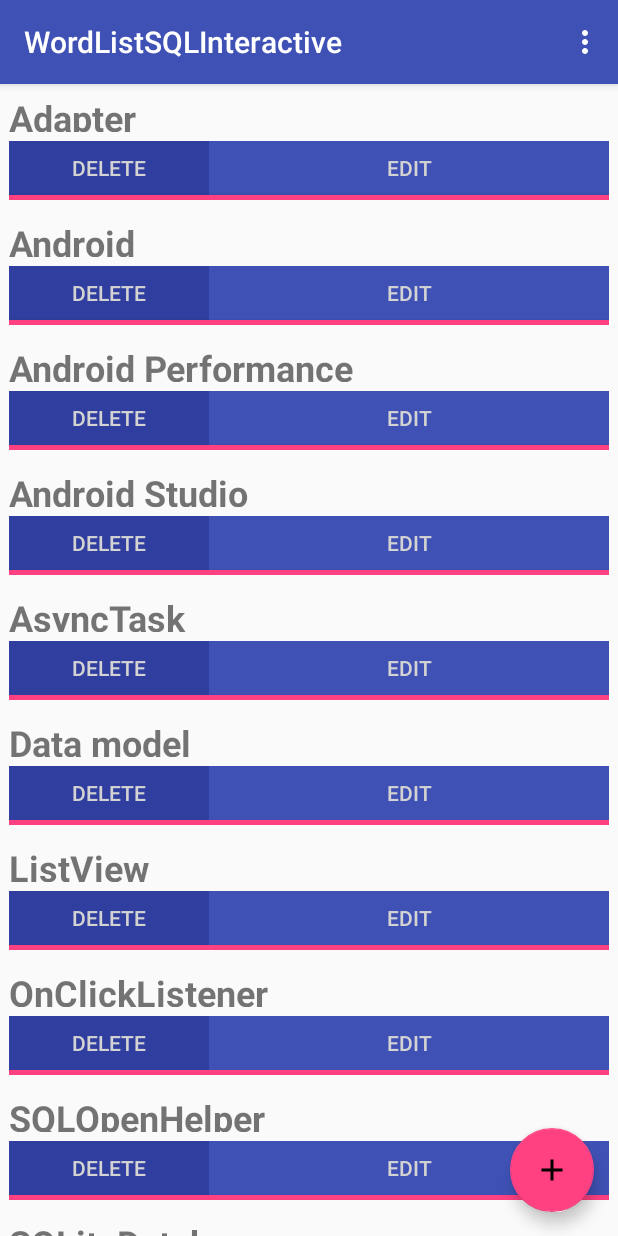
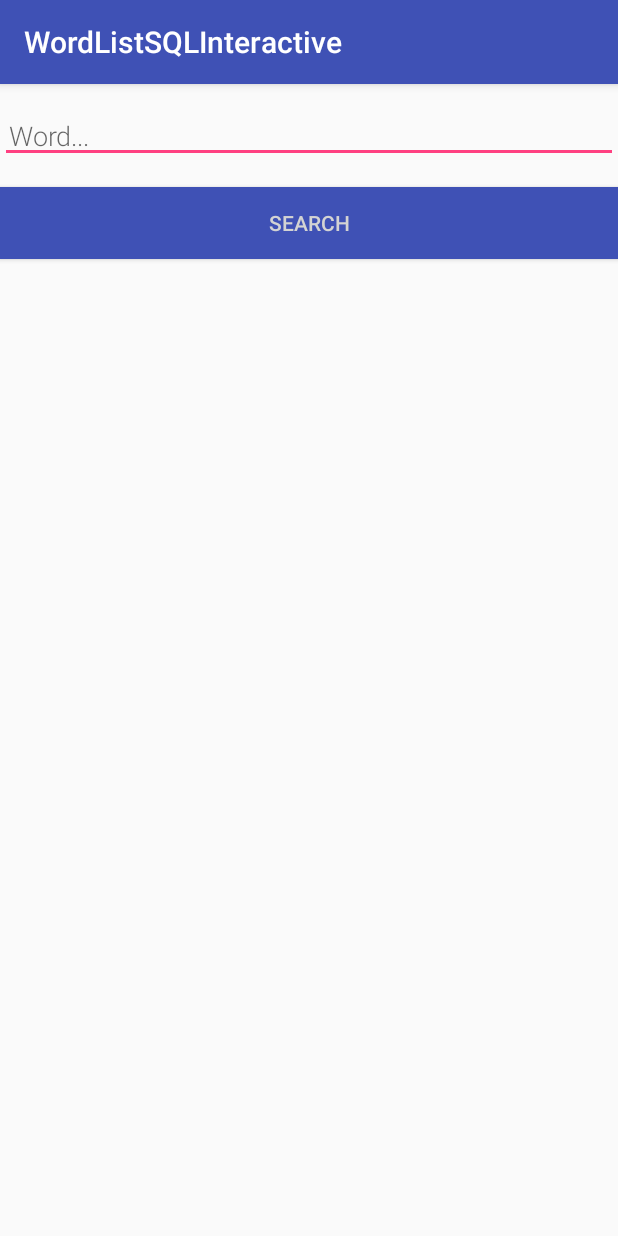
Before and after one commit to Cvigara27/WordList, an Android app: the screen it shows after launch (MainActivity before the commit, SearchWordActivity after it), in the options menu, after a tap on "Search...", on a phone screen of 412 x 824 dp. Run offline under Robolectric (Android 15) with nearby library versions, the phone set to English and light mode, and no system bars.

Commit message:
Added search

```diff
--- a/app/src/main/AndroidManifest.xml
+++ b/app/src/main/AndroidManifest.xml
@@ -23,6 +23,7 @@ limitations under the License. -->
         android:label="@string/app_name"
         android:supportsRtl="true"
         android:theme="@style/AppTheme">
+        <activity android:name=".SearchWordActivity"/>
         <activity android:name=".MainActivity">
             <intent-filter>
                 <action android:name="android.intent.action.MAIN" />
--- a/app/src/main/java/com/android/example/wordlistsql/MainActivity.java
+++ b/app/src/main/java/com/android/example/wordlistsql/MainActivity.java
@@ -84,6 +84,8 @@ public class MainActivity extends AppCompatActivity {
     public boolean onOptionsItemSelected(MenuItem item) {
         switch (item.getItemId()) {
             case R.id.action_search:
+                Intent intent = new Intent(getBaseContext(), SearchWordActivity.class);
+                startActivity(intent);
                 return true;
         }
         return super.onOptionsItemSelected(item);
--- /dev/null
+++ b/app/src/main/java/com/android/example/wordlistsql/SearchWordActivity.java
@@ -0,0 +1,75 @@
+package com.android.example.wordlistsql;
+
+import android.content.Intent;
+import android.database.Cursor;
+import android.os.Bundle;
+import androidx.appcompat.app.AppCompatActivity;
+import android.view.View;
+import android.widget.EditText;
+import android.widget.TextView;
+
+
+/**
+ * Activity to edit an existing or create a new word.
+ */
+public class SearchWordActivity extends AppCompatActivity {
+
+    private static final String TAG = EditWordActivity.class.getSimpleName();
+
+
+    private TextView mTextView;
+    private EditText mEditWordView;
+    private WordListOpenHelper mDB;
+
+
+
+    // Unique tag for the intent reply.
+    public static final String EXTRA_REPLY = "com.example.android.wordlistsql.REPLY";
+
+    int mId = MainActivity.WORD_ADD;
+
+    @Override
+    public void onCreate(Bundle savedInstanceState) {
+        super.onCreate(savedInstanceState);
+        setContentView(R.layout.search_layout);
+
+        mEditWordView = ((EditText)findViewById(R.id.search_word));
+        mTextView = ((TextView) findViewById(R.id.search_result));
+        mDB = new WordListOpenHelper(this);
+    }
+
+    /**
+     *  Click handler for the Save button.
+     *  Creates a new intent for the reply, adds the reply message to it as an extra,
+     *  sets the intent result, and closes the activity.
+     */
+    public void returnReply(View view) {
+        String word = ((EditText) findViewById(R.id.edit_word)).getText().toString();
+
+        Intent replyIntent = new Intent();
+        replyIntent.putExtra(EXTRA_REPLY, word);
+        replyIntent.putExtra(WordListAdapter.EXTRA_ID, mId);
+        setResult(RESULT_OK, replyIntent);
+        finish();
+    }
+
+    public void showResult(View view) {
+        String word = mEditWordView.getText().toString();
+        TextView textView = findViewById(R.id.search_result);
+        textView.setText("Search Term: "+word+"\n");
+        Cursor cursor = mDB.search(word);
+        if (cursor != null & cursor.getCount() > 0) {
+            cursor.moveToFirst();
+            int index;
+            String result;
+            do {
+                index = cursor.getColumnIndex(WordListOpenHelper.KEY_WORD);
+                result = cursor.getString(index);
+                mTextView.append(result + "\n");
+            } while (cursor.moveToNext());
+            cursor.close();
+        }else{
+            mTextView.setText("No results for "+word);
+        }
+    }
+}
--- /dev/null
+++ b/app/src/main/res/layout/search_layout.xml
@@ -0,0 +1,49 @@
+<?xml version="1.0" encoding="utf-8"?>
+<!-- Copyright 2016 Google Inc.
+
+Licensed under the Apache License, Version 2.0 (the "License");
+you may not use this file except in compliance with the License.
+You may obtain a copy of the License at
+
+    http://www.apache.org/licenses/LICENSE-2.0
+
+Unless required by applicable law or agreed to in writing, software
+distributed under the License is distributed on an "AS IS" BASIS,
+WITHOUT WARRANTIES OR CONDITIONS OF ANY KIND, either express or implied.
+See the License for the specific language governing permissions and
+limitations under the License. -->
+
+<LinearLayout xmlns:android="http://schemas.android.com/apk/res/android"
+    android:orientation="vertical" android:layout_width="match_parent"
+    android:layout_height="match_parent">
+
+    <EditText
+        android:id="@+id/search_word"
+        android:layout_width="match_parent"
+        android:layout_height="wrap_content"
+        android:fontFamily="sans-serif-light"
+        android:hint="@string/hint_word"
+        android:inputType="textAutoComplete"
+        android:padding="@dimen/small_padding"
+        android:layout_marginBottom="@dimen/big_padding"
+        android:layout_marginTop="@dimen/big_padding"
+        android:textSize="18sp" />
+
+    <Button
+        android:id="@+id/search_show"
+        android:layout_width="match_parent"
+        android:layout_height="wrap_content"
+        android:background="@color/colorPrimary"
+        android:onClick="showResult"
+        android:text="SEARCH"
+        android:textColor="@color/buttonLabel" />
+
+    <TextView
+        android:layout_width="wrap_content"
+        android:layout_height="300dp"
+        android:id="@+id/search_result"
+        android:textSize="18sp"/>
+
+
+
+</LinearLayout>
```
Also changed, not shown: app/src/main/java/com/android/example/wordlistsql/WordListOpenHelper.java (+16 -0 lines), 140 other files.
